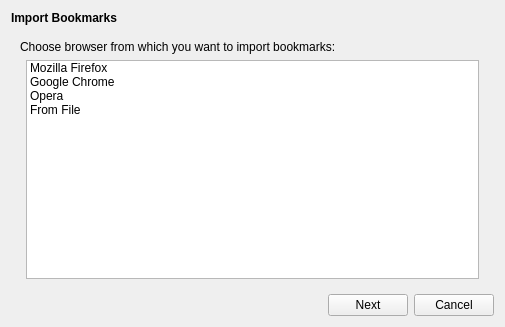
First picture: the form in src/lib/bookmarksimport/bookmarksimportdialog.ui, repository QupZilla/qupzilla, before the edit.
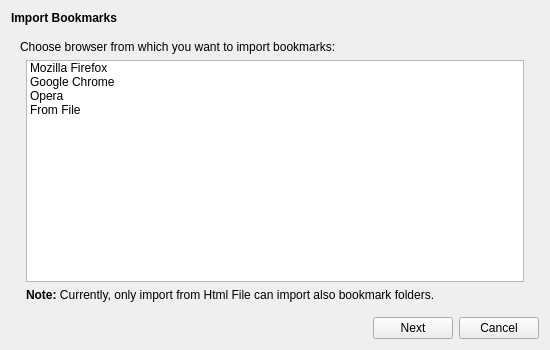
Second picture: the form after the edit. Icons and pictures are not drawn.

Patch:
```diff
--- a/src/lib/bookmarksimport/bookmarksimportdialog.ui
+++ b/src/lib/bookmarksimport/bookmarksimportdialog.ui
@@ -6,10 +6,16 @@
    <rect>
     <x>0</x>
     <y>0</y>
-    <width>505</width>
-    <height>327</height>
+    <width>550</width>
+    <height>350</height>
    </rect>
   </property>
+  <property name="minimumSize">
+   <size>
+    <width>550</width>
+    <height>350</height>
+   </size>
+  </property>
   <property name="windowTitle">
    <string>Import Bookmarks</string>
   </property>
@@ -81,6 +87,16 @@
          </property>
         </widget>
        </item>
+       <item row="2" column="1">
+        <widget class="QLabel" name="label_3">
+         <property name="text">
+          <string>&lt;b&gt;Note:&lt;/b&gt; Currently, only import from Html File can import also bookmark folders.</string>
+         </property>
+         <property name="wordWrap">
+          <bool>true</bool>
+         </property>
+        </widget>
+       </item>
       </layout>
      </widget>
      <widget class="QWidget" name="filePage">
```
